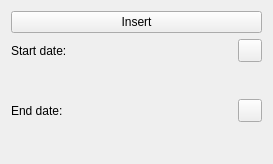
This is kspread/plugins/calendar/CalendarToolWidget.ui in KDE/calligra as Qt 5 draws it before an edit. The edited form follows.
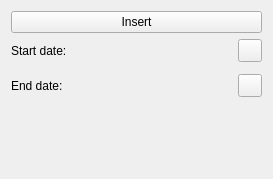
This is the edited form. Custom widgets are drawn as their Qt base class.

Commit message: Plugins		Calendar. 		Position the date picker at the tool option widget.

```diff
--- a/kspread/plugins/calendar/CalendarToolWidget.ui
+++ b/kspread/plugins/calendar/CalendarToolWidget.ui
@@ -6,7 +6,7 @@
     <x>0</x>
     <y>0</y>
     <width>273</width>
-    <height>164</height>
+    <height>179</height>
    </rect>
   </property>
   <property name="windowTitle" >
@@ -80,6 +80,19 @@
    <item row="4" column="0" colspan="3" >
     <widget class="KDateWidget" name="m_endDateWidget" />
    </item>
+   <item row="5" column="1" >
+    <spacer name="verticalSpacer" >
+     <property name="orientation" >
+      <enum>Qt::Vertical</enum>
+     </property>
+     <property name="sizeHint" stdset="0" >
+      <size>
+       <width>20</width>
+       <height>10</height>
+      </size>
+     </property>
+    </spacer>
+   </item>
   </layout>
  </widget>
  <customwidgets>
```
The commit also changes 4 other files.
